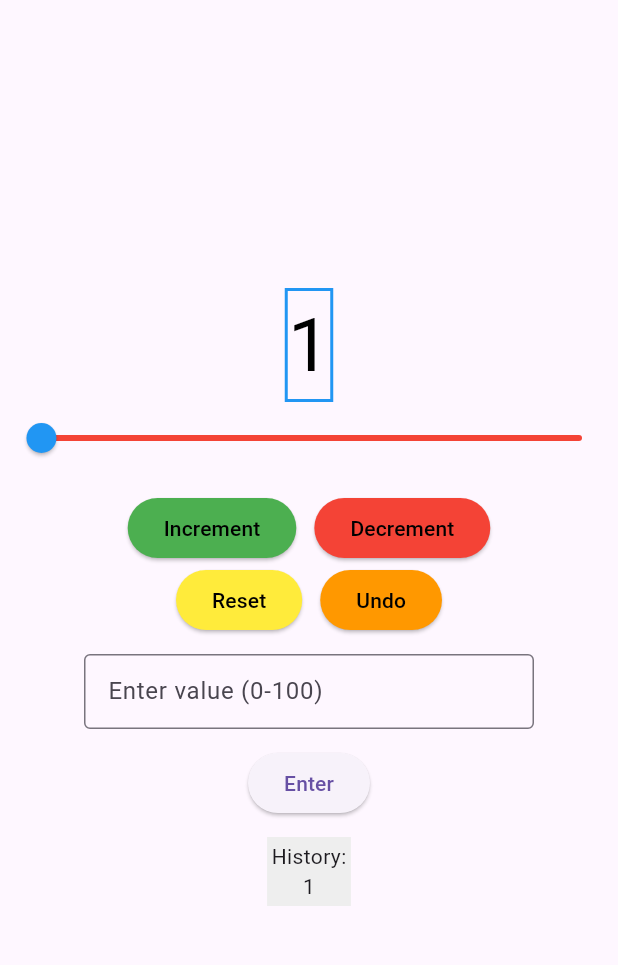
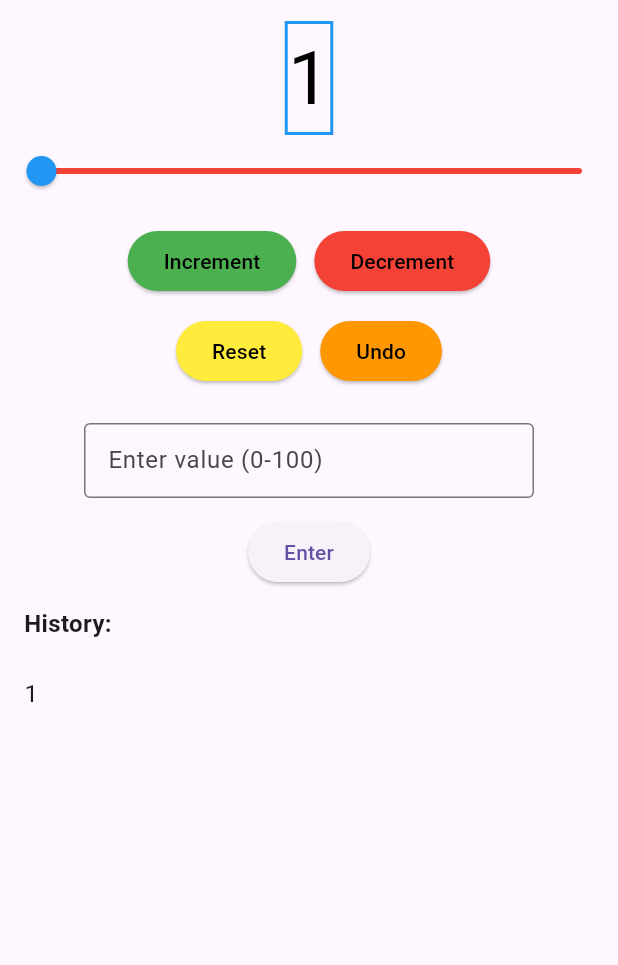
Before and after one commit to RonanNumerals/in_class_activity_4, a Flutter app: the screen it shows after launch, after a tap on "Increment", on a phone screen of 412 x 824 dp, the part 63-1028 px from its top. Run offline on Flutter 3.47's test engine with Material 3 defaults, Android fonts, the phone set to English and light mode, and no system bars.

Commit message:
Final touches, added functioning history, better undo logic, and cleaned up presentation

```diff
--- a/lib/main.dart
+++ b/lib/main.dart
@@ -56,9 +56,12 @@
 
   void _undo() {
     setState(() {
-      if (_history.isNotEmpty) {
+      if (_history.length > 1) {
         _history.removeLast();
         _counter = _history.last;
+      } else if (_history.length == 1) {
+        _history.removeLast();
+        _counter = 0;
       }
     });
   }
@@ -139,6 +142,11 @@
                 _counter = value.toInt();
               });
             },
+            onChangeEnd: (double value) {
+              setState(() {
+                _history.add(_counter);
+              });
+            },
             activeColor: Colors.blue,
             inactiveColor: Colors.red,
           ),
@@ -169,7 +177,7 @@
               ),
             ],
           ),
-          const SizedBox(width: 12),
+          const SizedBox(height: 12),
           Row (
             mainAxisAlignment: MainAxisAlignment.center,
             children: [
@@ -190,7 +198,7 @@
               ),
             ],
           ),
-          const SizedBox(height: 12),
+          const SizedBox(height: 24),
           SizedBox(
             width: 300,
             height: 50,
@@ -215,17 +223,35 @@
               style: TextStyle(color: Colors.red, fontSize: 16),
             ),
           const SizedBox(height: 12),
-          Container(
-            color: Colors.grey[200],
-            padding: const EdgeInsets.all(3.0),
-            child: Column(
-              children: [
-                const Text('History:'),
-                for (var value in _history)
-                  Text(value.toString()),
-              ],
+          Align(
+            alignment: Alignment.centerLeft,
+            child: Padding(
+              padding: const EdgeInsets.symmetric(horizontal: 16.0),
+              child: Text(
+                "History:",
+                style: TextStyle(
+                  fontSize: 16,
+                  fontWeight: FontWeight.bold,
+                ),
+              ),
             ),
-          )
+          ),
+          const SizedBox(height: 8),
+          Expanded(
+            child: ListView.builder(
+              itemCount: _history.length,
+              itemBuilder: (context, index) {
+                return Padding(
+                  padding: const EdgeInsets.symmetric(vertical: 0.1),
+                  child: ListTile(
+                    title: Text(
+                      _history[index].toString(),
+                    ),
+                  ),
+                );
+              },
+            ),
+          ),
         ],
       ),
     );
```
